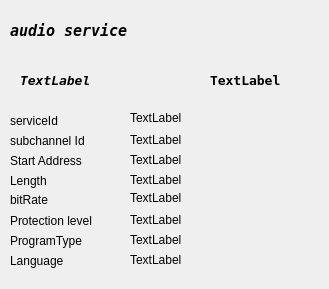
JvanKatwijk/qt-dab, file forms/audio-description.ui: the form before one commit.
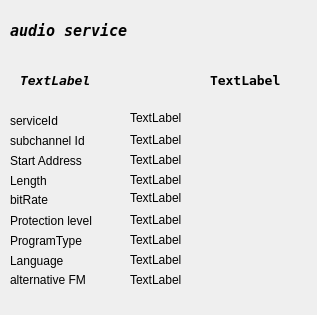
The form after the commit.

What changed in the file:
```diff
--- a/forms/audio-description.ui
+++ b/forms/audio-description.ui
@@ -6,8 +6,8 @@
    <rect>
     <x>0</x>
     <y>0</y>
-    <width>329</width>
-    <height>289</height>
+    <width>317</width>
+    <height>315</height>
    </rect>
   </property>
   <property name="windowTitle">
@@ -286,6 +286,32 @@
     <string>TextLabel</string>
    </property>
   </widget>
+  <widget class="QLabel" name="fmLabel">
+   <property name="geometry">
+    <rect>
+     <x>10</x>
+     <y>270</y>
+     <width>101</width>
+     <height>19</height>
+    </rect>
+   </property>
+   <property name="text">
+    <string>alternative FM</string>
+   </property>
+  </widget>
+  <widget class="QLabel" name="fmFrequency">
+   <property name="geometry">
+    <rect>
+     <x>130</x>
+     <y>270</y>
+     <width>67</width>
+     <height>19</height>
+    </rect>
+   </property>
+   <property name="text">
+    <string>TextLabel</string>
+   </property>
+  </widget>
  </widget>
  <resources/>
  <connections/>
```
